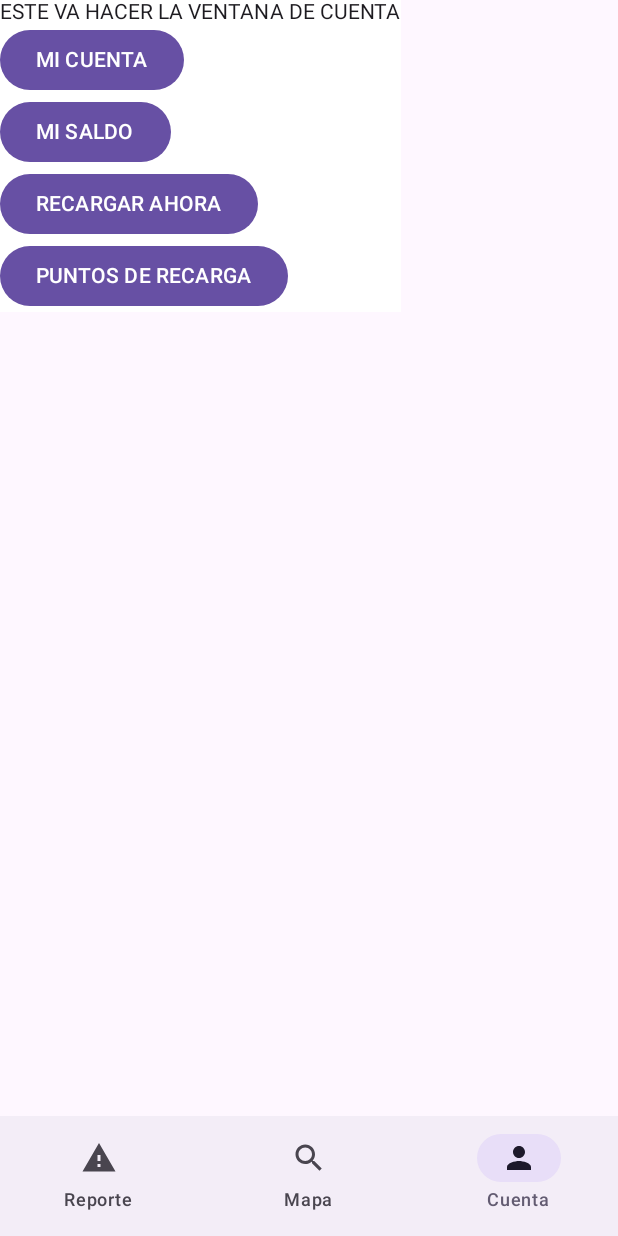
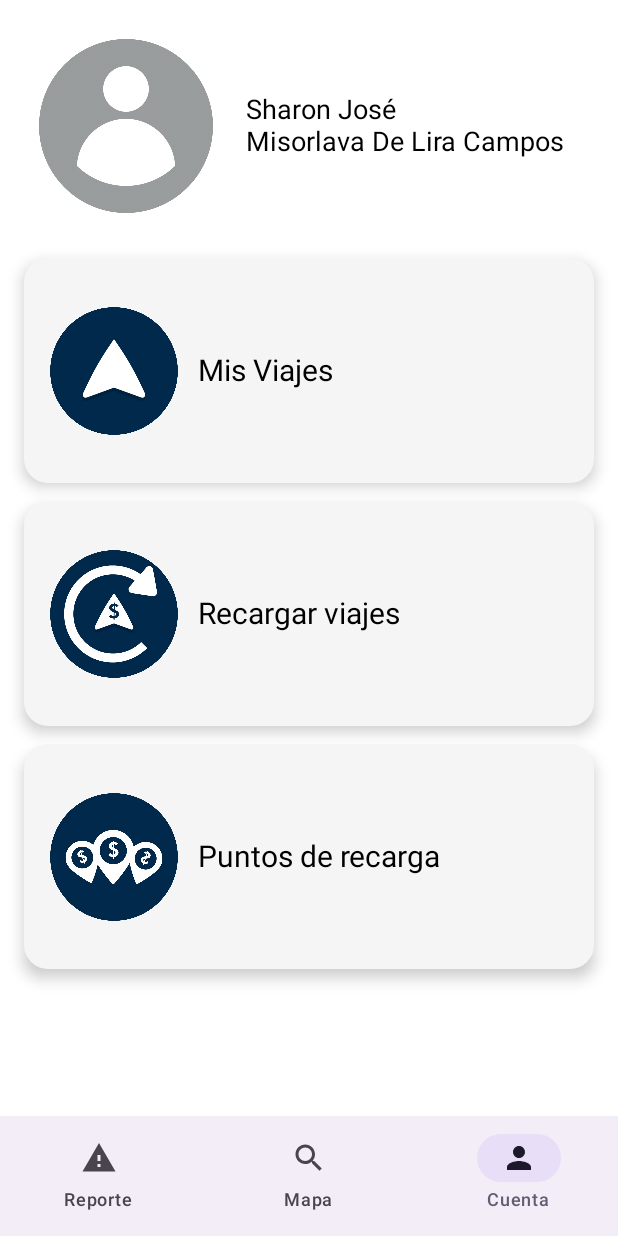
Before and after one commit to sofia347/Transit-AGS, an Android app built with Jetpack Compose: the CuentaScreen screen opened through its navigation route, on a phone screen of 412 x 824 dp. Run offline under Robolectric (Android 15) with nearby library versions, the phone set to English and light mode, and no system bars.

Commit message:
Modificacion en mi cuenta CuentaScreen.kt, MiViajesScreen y el generador de qr aleatorio, solo la vista

```diff
--- a/app/build.gradle.kts
+++ b/app/build.gradle.kts
@@ -77,4 +77,6 @@ dependencies {
 
     implementation("io.coil-kt:coil-compose:2.2.2")
 
+    implementation ("com.google.zxing:core:3.5.1")
+
 }
--- a/app/src/main/java/com/example/transit_ags/MainActivity.kt
+++ b/app/src/main/java/com/example/transit_ags/MainActivity.kt
@@ -26,6 +26,7 @@ import com.example.transit_ags.Screens.CuentaScreen
 import com.example.transit_ags.Screens.LoginScreen
 import com.example.transit_ags.Screens.MapScreen
 import com.example.transit_ags.Screens.MiCuentaScreen
+import com.example.transit_ags.Screens.MisViajesScreen
 import com.example.transit_ags.Screens.RecargaMapScreen
 import com.example.transit_ags.Screens.RecargarScreen
 import com.example.transit_ags.Screens.RegistroScreen
@@ -91,6 +92,7 @@ fun SetupNavGraph(navController: NavHostController){
         composable("micuenta"){ MiCuentaScreen(navController) }
         composable("recargamap"){ RecargaMapScreen(navController) }
         composable("recargarahora"){ RecargarScreen(navController) }
+        composable("misviajes"){ MisViajesScreen(navController) }
     }
 }
 
--- a/app/src/main/java/com/example/transit_ags/Screens/CuentaScreen.kt
+++ b/app/src/main/java/com/example/transit_ags/Screens/CuentaScreen.kt
@@ -1,20 +1,123 @@
 package com.example.transit_ags.Screens
 
-import androidx.compose.foundation.layout.Column
-import androidx.compose.material3.Button
+import androidx.compose.foundation.Image
+import androidx.compose.foundation.clickable
+import androidx.compose.foundation.layout.*
+import androidx.compose.foundation.shape.CircleShape
+import androidx.compose.foundation.shape.RoundedCornerShape
+import androidx.compose.material3.Card
+import androidx.compose.material3.CardDefaults
+import androidx.compose.material3.MaterialTheme
 import androidx.compose.material3.Text
 import androidx.compose.runtime.Composable
+import androidx.compose.ui.Alignment
+import androidx.compose.ui.Modifier
+import androidx.compose.ui.draw.clip
+import androidx.compose.ui.graphics.Color
+import androidx.compose.ui.layout.ContentScale
+import androidx.compose.ui.res.painterResource
+import androidx.compose.ui.text.style.TextAlign
+import androidx.compose.ui.unit.dp
+import androidx.compose.ui.unit.sp
 import androidx.navigation.NavController
+import com.example.transit_ags.R
 
 @Composable
-fun CuentaScreen(navController: NavController){
-    Column{
-        Text(text = "ESTE VA HACER LA VENTANA DE CUENTA")
-        Button(onClick = {navController.navigate("micuenta")}){ Text(text = "MI CUENTA") }
-        Button(onClick = {navController.navigate("saldo")}){ Text(text = "MI SALDO") }
-        Button(onClick = {navController.navigate("recargarahora")}){ Text(text = "RECARGAR AHORA") }
-        Button(onClick = {navController.navigate("recargamap")}){ Text(text = "PUNTOS DE RECARGA") }
+fun CuentaScreen(navController: NavController) {
+    Column(
+        modifier = Modifier
+            .fillMaxSize()
+            .padding(16.dp)
+    ) {
+        Row(
+            modifier = Modifier
+                .fillMaxWidth()
+                .padding(8.dp),
+            verticalAlignment = Alignment.CenterVertically,
+            horizontalArrangement = Arrangement.Start
+        ) {
+            Image(
+                painter = painterResource(id = R.drawable.avatar),
+                contentDescription = "Avatar del usuario",
+                modifier = Modifier
+                    .size(120.dp)
+                    .clip(CircleShape)
+            )
 
+            Spacer(modifier = Modifier.width(12.dp))
+
+            Text(
+                text = "Sharon José\nMisorlava De Lira Campos",
+                fontSize = 18.sp,
+                color = Color.Black,
+                textAlign = TextAlign.Start,
+                modifier = Modifier
+                    .fillMaxWidth()
+                    .padding(8.dp)
+            )
+        }
+
+        Spacer(modifier = Modifier.height(20.dp))
+
+        // Card para Mis Viajes
+        CardOption(
+            iconRes = R.drawable.misviajes,
+            text = "Mis Viajes",
+            onClick = { navController.navigate("misviajes") }
+        )
+
+        Spacer(modifier = Modifier.height(12.dp))
+
+        // Card para Recargar Viajes
+        CardOption(
+            iconRes = R.drawable.recargarviajes,
+            text = "Recargar viajes",
+            onClick = { navController.navigate("saldo") }
+        )
+
+        Spacer(modifier = Modifier.height(12.dp))
+
+        // Card para Puntos de Recarga
+        CardOption(
+            iconRes = R.drawable.puntosderecarga,
+            text = "Puntos de recarga",
+            onClick = { navController.navigate("recargamap") }
+        )
     }
+}
 
+// Composable para una Card con imagen y texto
+@Composable
+fun CardOption(iconRes: Int, text: String, onClick: () -> Unit) {
+    Card(
+        modifier = Modifier
+            .fillMaxWidth()
+            .height(150.dp)
+            .clickable(onClick = onClick),
+        shape = RoundedCornerShape(16.dp),
+        colors = CardDefaults.cardColors(containerColor = Color(0xFFF5F5F5)),
+        elevation = CardDefaults.cardElevation(defaultElevation = 6.dp)
+    ) {
+        Row(
+            modifier = Modifier
+                .fillMaxSize()
+                .padding(16.dp),
+            verticalAlignment = Alignment.CenterVertically
+        ) {
+            Image(
+                painter = painterResource(id = iconRes),
+                contentDescription = text,
+                modifier = Modifier
+                    .size(100.dp)
+                    .padding(end = 12.dp),
+                contentScale = ContentScale.Fit
+            )
+            Text(
+                text = text,
+                fontSize = 20.sp,
+                color = Color.Black,
+                modifier = Modifier.weight(1f)
+            )
+        }
+    }
 }
```
Also changed, not shown: app/src/main/java/com/example/transit_ags/Screens/MisViajesScreen.kt (added, +154 -0 lines), app/src/main/java/com/example/transit_ags/Screens/QRCodeUtils.kt (added, +19 -0 lines), app/src/main/res/drawable/avatar.png (added), app/src/main/res/drawable/misviajes.png (added), app/src/main/res/drawable/puntosderecarga.png (added), app/src/main/res/drawable/recargarviajes.png (added).
